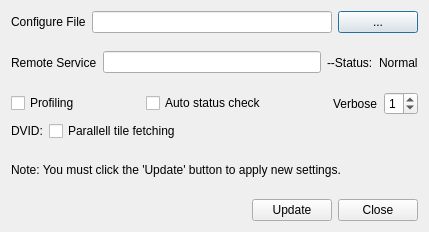
Old version of the form neurolabi/gui/dialogs/flyemsettingdialog.ui in the repository janelia-flyem/NeuTu.
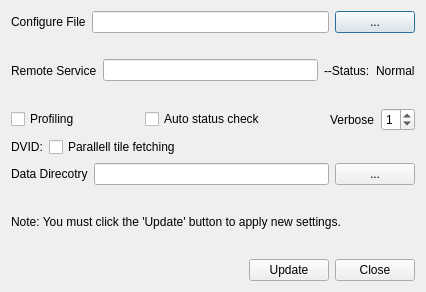
New version of the form.

```diff
--- a/neurolabi/gui/dialogs/flyemsettingdialog.ui
+++ b/neurolabi/gui/dialogs/flyemsettingdialog.ui
@@ -6,8 +6,8 @@
    <rect>
     <x>0</x>
     <y>0</y>
-    <width>429</width>
-    <height>232</height>
+    <width>426</width>
+    <height>292</height>
    </rect>
   </property>
   <property name="windowTitle">
@@ -169,6 +169,27 @@
      </item>
     </layout>
    </item>
+   <item>
+    <layout class="QHBoxLayout" name="horizontalLayout_7">
+     <item>
+      <widget class="QLabel" name="label_7">
+       <property name="text">
+        <string>Data Direcotry</string>
+       </property>
+      </widget>
+     </item>
+     <item>
+      <widget class="QLineEdit" name="dataDirLineEdit"/>
+     </item>
+     <item>
+      <widget class="QPushButton" name="dataDirPushButton">
+       <property name="text">
+        <string>...</string>
+       </property>
+      </widget>
+     </item>
+    </layout>
+   </item>
    <item>
     <widget class="QLabel" name="label_5">
      <property name="text">
```
